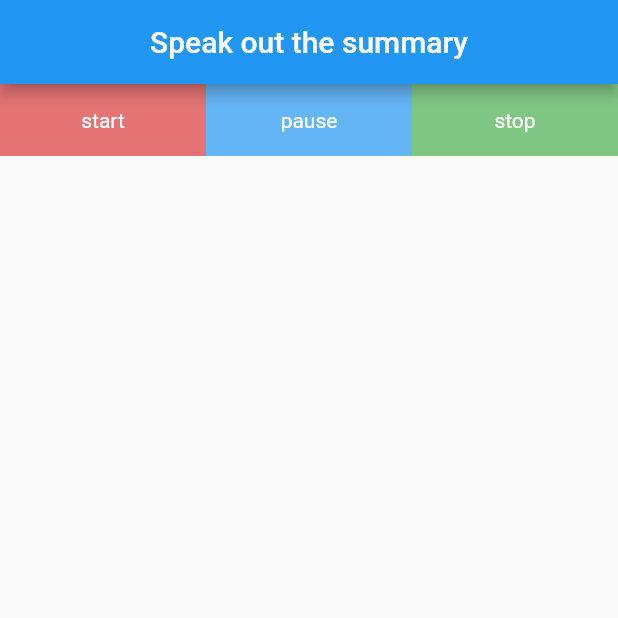
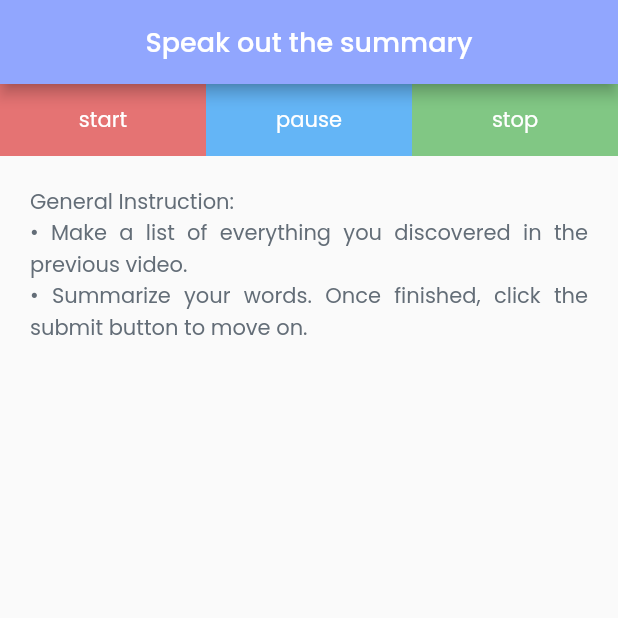
Before and after one commit to Agneeshz/anxiety_cdac, a Flutter app: the AudioPage screen opened directly, on a phone screen of 412 x 824 dp, the top half of it. Run offline on Flutter 3.47's test engine with Material 2 defaults, Android fonts, the light colour scheme and no system bars; our stand-ins replace camera, circular_countdown_timer, cloud_firestore, firebase_core, firebase_storage, google_fonts and 4 more; missing offline and left inert: firebase_ml_vision, flutter_fft, heart_bpm, record_mp3, stats; accounts and stored records are empty.

Commit message:
updated audio screen UI

```diff
--- a/lib/pages/audio.dart
+++ b/lib/pages/audio.dart
@@ -3,9 +3,12 @@ import 'package:cloud_firestore/cloud_firestore.dart';
 import 'package:firebase_core/firebase_core.dart';
 import 'package:flutter/material.dart';
 import 'package:flutter_fft/flutter_fft.dart';
+import 'package:google_fonts/google_fonts.dart';
 import 'package:shared_preferences/shared_preferences.dart';
 import 'package:stats/stats.dart';
 
+import '../constant/color.dart';
+import '../constant/constant.dart';
 import '../services/firebase_upload.dart';
 import 'heart_rate.dart';
 
@@ -48,7 +51,18 @@ class _AudioPageState extends State<AudioPage> {
   Widget build(BuildContext context) {
     return Scaffold(
       appBar: AppBar(
-        title: const Center(child: Text('Speak out the summary')),
+        backgroundColor: primaryColor,
+        title: Center(
+            child: Text(
+          'Speak out the summary',
+          style: GoogleFonts.poppins(
+            fontSize: 18,
+            textStyle: GoogleFonts.poppins(
+              color: Colors.white,
+              height: 1.5,
+            ),
+          ),
+        )),
         automaticallyImplyLeading: false,
       ),
       body: isLoading
@@ -63,10 +77,10 @@ class _AudioPageState extends State<AudioPage> {
                         child: Container(
                           height: 48.0,
                           decoration: BoxDecoration(color: Colors.red.shade300),
-                          child: const Center(
+                          child: Center(
                             child: Text(
                               'start',
-                              style: TextStyle(color: Colors.white),
+                              style: GoogleFonts.poppins(color: Colors.white),
                             ),
                           ),
                         ),
@@ -89,7 +103,7 @@ class _AudioPageState extends State<AudioPage> {
                               RecordMp3.instance.status == RecordStatus.PAUSE
                                   ? 'resume'
                                   : 'pause',
-                              style: const TextStyle(color: Colors.white),
+                              style: GoogleFonts.poppins(color: Colors.white),
                             ),
                           ),
                         ),
@@ -104,10 +118,10 @@ class _AudioPageState extends State<AudioPage> {
                           height: 48.0,
                           decoration:
                               BoxDecoration(color: Colors.green.shade300),
-                          child: const Center(
+                          child: Center(
                             child: Text(
                               'stop',
-                              style: TextStyle(color: Colors.white),
+                              style: GoogleFonts.poppins(color: Colors.white),
                             ),
                           ),
                         ),
@@ -117,6 +131,23 @@ class _AudioPageState extends State<AudioPage> {
                       ),
                     ),
                   ],
+                ),
+                Container(
+                  padding: const EdgeInsets.fromLTRB(20, 20, 20, 0),
+                  child: Text(
+                    "General Instruction:\n$bullet Make a list of everything you discovered in the previous video.\n$bullet Summarize your words. Once finished, click the submit button to move on.",
+                    style: GoogleFonts.poppins(
+                      fontSize: 14,
+                      textStyle: TextStyle(
+                        color: secondaryTextColor,
+                        height: 1.5,
+                      ),
+                    ),
+                    textAlign: TextAlign.justify,
+                  ),
+                ),
+                const SizedBox(
+                  height: 15.0,
                 ),
                 Padding(
                   padding: const EdgeInsets.only(top: 20.0),
@@ -130,9 +161,25 @@ class _AudioPageState extends State<AudioPage> {
                   alignment: AlignmentDirectional.center,
                   child: isComplete
                       ? ElevatedButton.icon(
-                          icon: const Icon(Icons.navigate_next_rounded),
-                          label: const Text("Submit",
-                              style: TextStyle(color: Colors.white)),
+                          icon: const Icon(Icons.arrow_forward_ios),
+                          style: ButtonStyle(
+                            backgroundColor:
+                                MaterialStateProperty.all(primaryColor),
+                            //round shape
+                            shape: MaterialStateProperty.all<
+                                RoundedRectangleBorder>(
+                              RoundedRectangleBorder(
+                                borderRadius: BorderRadius.circular(18.0),
+                              ),
+                            ),
+                          ),
+                          label: Text(
+                            "Submit",
+                            style: GoogleFonts.poppins(
+                              color: Colors.white,
+                              fontSize: 18,
+                            ),
+                          ),
                           onPressed: () {
                             play();
                           },
@@ -181,13 +228,17 @@ class _AudioPageState extends State<AudioPage> {
       bool s = RecordMp3.instance.resume();
       if (s) {
         statusText = "Recording...";
-        setState(() {});
+        setState(() {
+          isRecording = true;
+        });
       }
     } else {
       bool s = RecordMp3.instance.pause();
       if (s) {
         statusText = "Recording pause...";
-        setState(() {});
+        setState(() {
+          isRecording = false;
+        });
       }
     }
   }
@@ -206,7 +257,9 @@ class _AudioPageState extends State<AudioPage> {
     bool s = RecordMp3.instance.resume();
     if (s) {
       statusText = "Recording...";
-      setState(() {});
+      setState(() {
+        isRecording = true;
+      });
     }
   }
 
@@ -370,17 +423,17 @@ class ApplicationState extends State<Application> {
         children: [
           isRecording!
               ? Text("Current note: ${note!},${octave!.toString()}",
-                  style: const TextStyle(fontSize: 30))
-              : const Text("Not Recording", style: TextStyle(fontSize: 35)),
+                  style: GoogleFonts.poppins(fontSize: 25))
+              : Text("Not Recording", style: GoogleFonts.poppins(fontSize: 25)),
           isRecording!
               ? Text("Current frequency: ${frequency!.toStringAsFixed(2)}",
-                  style: const TextStyle(fontSize: 30))
-              : const Text("Not Recording", style: TextStyle(fontSize: 35)),
+                  style: GoogleFonts.poppins(fontSize: 25))
+              : Text("Not Recording", style: GoogleFonts.poppins(fontSize: 25)),
           isRecording! && freqRange.isNotEmpty
               ? Text(
                   "Frequency range: ${quiver.min(freqRange)!.toStringAsFixed(2)} - ${quiver.max(freqRange)!.toStringAsFixed(2)}",
-                  style: const TextStyle(fontSize: 20))
-              : const Text("Not Recording", style: TextStyle(fontSize: 20)),
+                  style: GoogleFonts.poppins(fontSize: 15))
+              : Text("Not Recording", style: GoogleFonts.poppins(fontSize: 15)),
           // TextButton(
           //   style: ButtonStyle(
           //     foregroundColor: MaterialStateProperty.all<Color>(Colors.blue),
```
Also changed, not shown: lib/main.dart (+2 -10 lines), lib/pages/audioplayer.dart (renamed from lib/pages/playaudio.dart).
